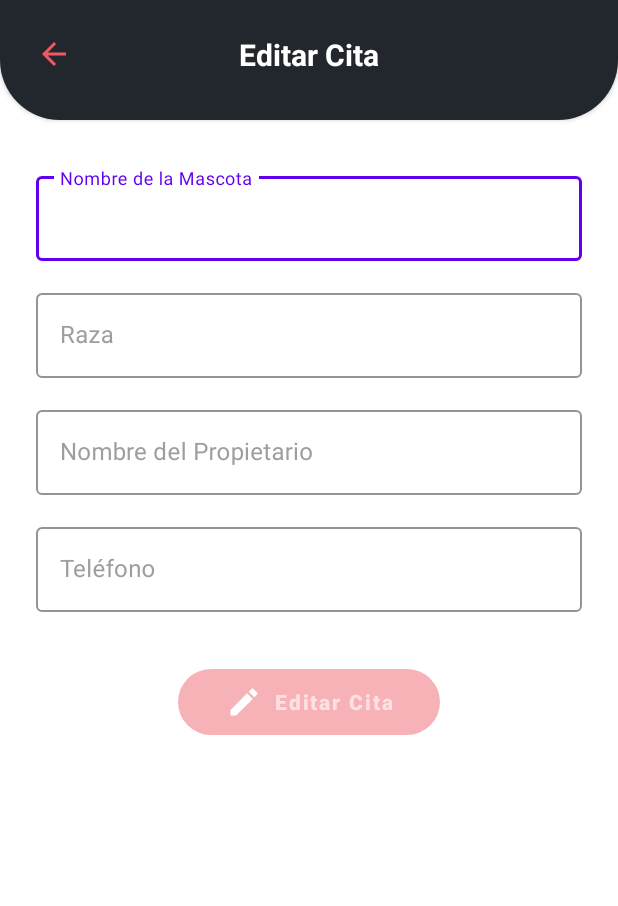
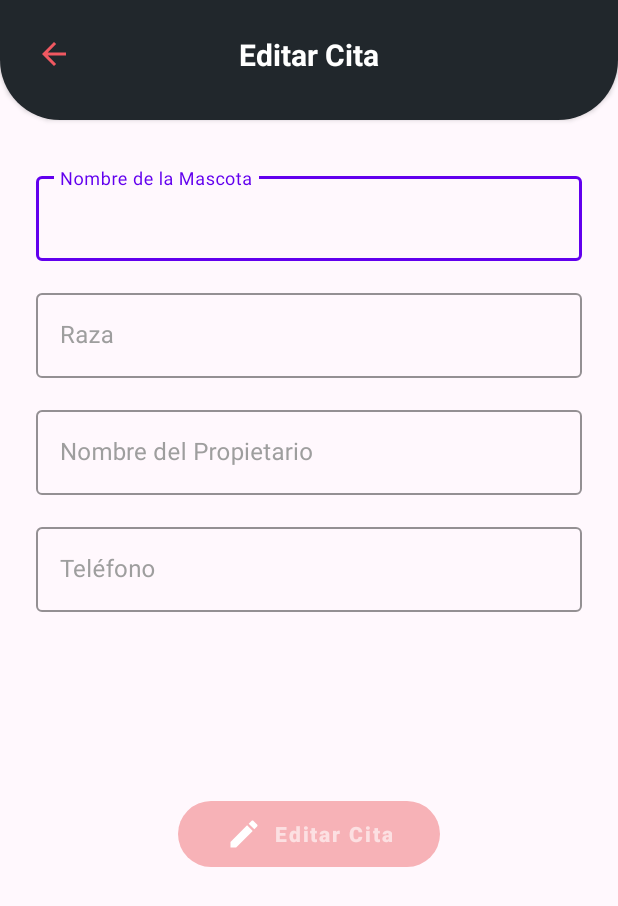
Before and after one commit to Maycol-2018/DogApp, an Android app: the layout fragment_edit_appointment.xml on its own in the app's theme, with its tools: preview values and no code run, on a phone screen of 412 x 824 dp. Shown: the top 906 px of the screen. Run offline under Robolectric (Android 15) with nearby library versions, the phone set to English and light mode, and no system bars.

Commit message:
style(edit): use app background and lower Editar Cita button to match HU5 mockup

```diff
--- a/app/src/main/res/layout/fragment_edit_appointment.xml
+++ b/app/src/main/res/layout/fragment_edit_appointment.xml
@@ -6,7 +6,7 @@
     xmlns:tools="http://schemas.android.com/tools"
     android:layout_width="match_parent"
     android:layout_height="match_parent"
-    android:background="@color/white"
+    android:background="@color/home_background"
     tools:context=".view.fragment.EditAppointmentFragment">
 
     <!-- Barra superior: fondo oscuro con esquinas de abajo redondeadas -->
@@ -162,7 +162,7 @@
                 android:layout_width="wrap_content"
                 android:layout_height="56dp"
                 android:layout_gravity="center_horizontal"
-                android:layout_marginTop="32dp"
+                android:layout_marginTop="120dp"
                 android:enabled="false"
                 android:paddingStart="32dp"
                 android:paddingEnd="32dp"
```
